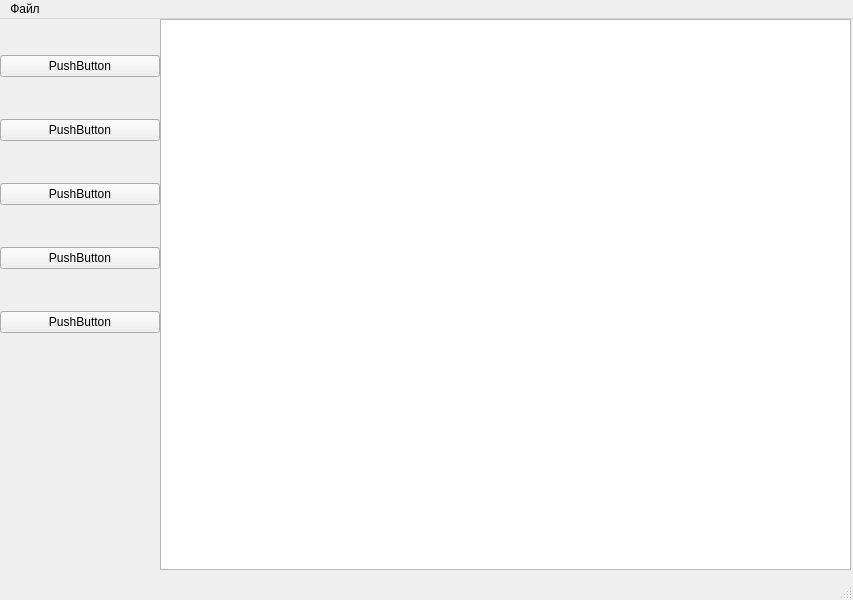
Above: client/ui/mainwindow.ui from ArchivedProje/bsbd before the change. Below: the same form after it.
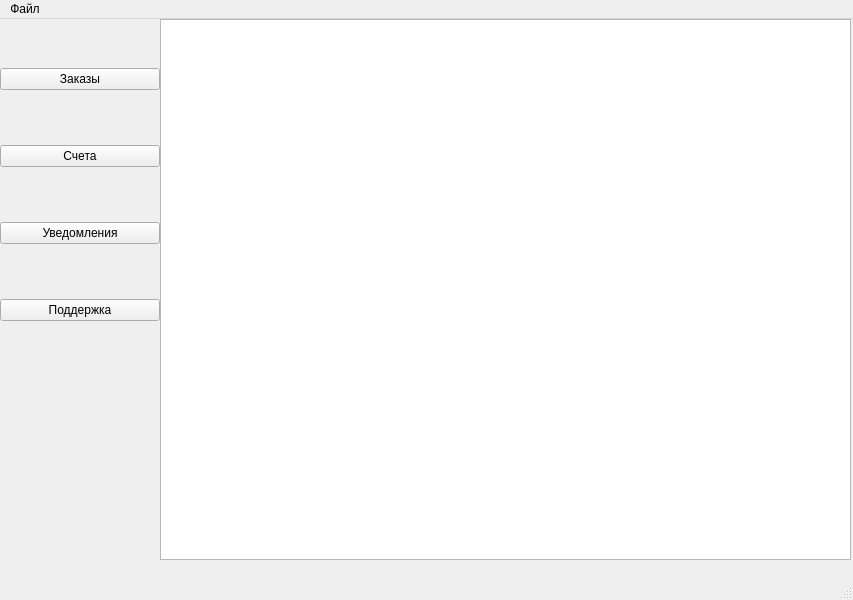
That is the form after the change.

Commit message: client: main window update

The edit to the form file:
```diff
--- a/client/ui/mainwindow.ui
+++ b/client/ui/mainwindow.ui
@@ -27,51 +27,56 @@
      <item>
       <widget class="QPushButton" name="pushButton_3">
        <property name="text">
-        <string>PushButton</string>
+        <string>Заказы</string>
        </property>
-      </widget>
-     </item>
-     <item>
-      <widget class="QPushButton" name="pushButton_2">
-       <property name="text">
-        <string>PushButton</string>
+       <property name="checkable">
+        <bool>false</bool>
        </property>
       </widget>
      </item>
      <item>
       <widget class="QPushButton" name="pushButton">
        <property name="text">
-        <string>PushButton</string>
+        <string>Счета</string>
        </property>
+       <property name="checkable">
+        <bool>false</bool>
+       </property>
       </widget>
      </item>
      <item>
       <widget class="QPushButton" name="pushButton_4">
        <property name="text">
-        <string>PushButton</string>
+        <string>Уведомления</string>
        </property>
+       <property name="checkable">
+        <bool>false</bool>
+       </property>
       </widget>
      </item>
      <item>
       <widget class="QPushButton" name="pushButton_5">
        <property name="text">
-        <string>PushButton</string>
+        <string>Поддержка</string>
+       </property>
+       <property name="checkable">
+        <bool>false</bool>
        </property>
       </widget>
      </item>
     </layout>
    </widget>
-   <widget class="QListView" name="listView">
+   <widget class="QListWidget" name="listWidget">
     <property name="geometry">
      <rect>
       <x>160</x>
       <y>0</y>
       <width>691</width>
-      <height>551</height>
+      <height>541</height>
      </rect>
     </property>
-    <property name="flow">
-     <enum>QListView::LeftToRight</enum>
+    <property name="styleSheet">
+     <string notr="true">text-align: center;</string>
     </property>
    </widget>
   </widget>
```
Left out of the diff: 8 changed lines with no effect on the pictures. The commit also changes 7 other files.
